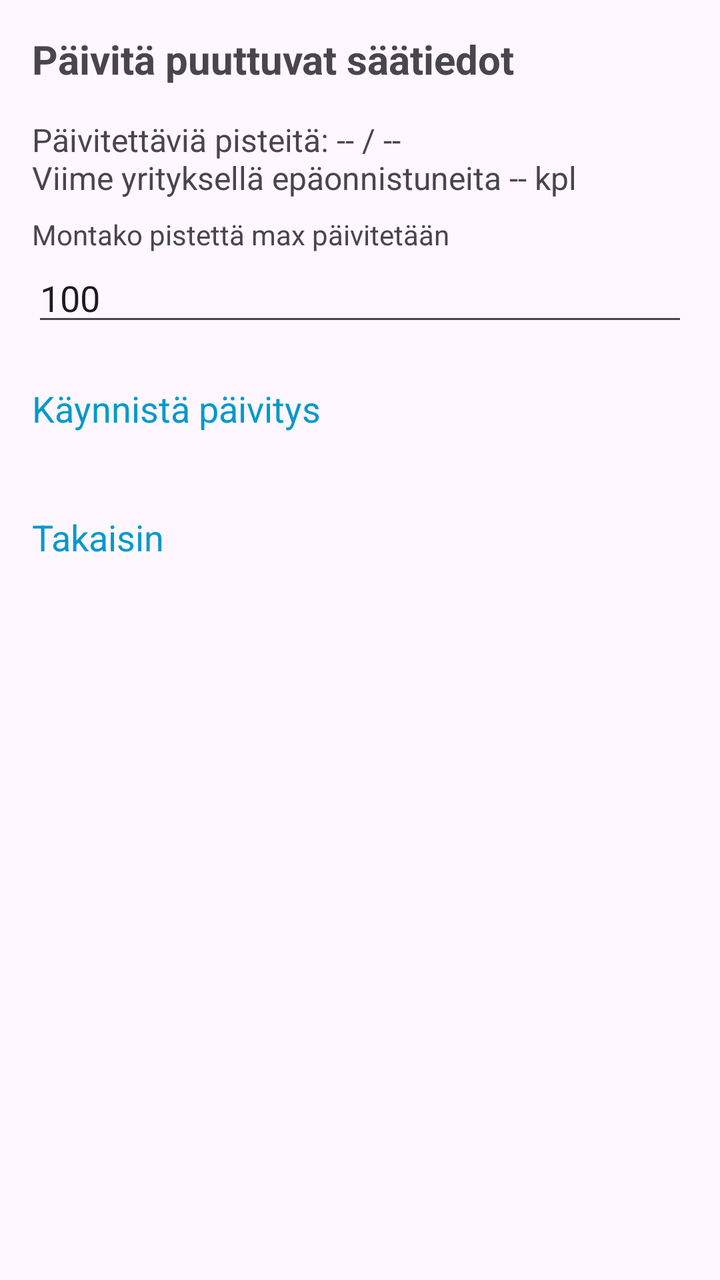
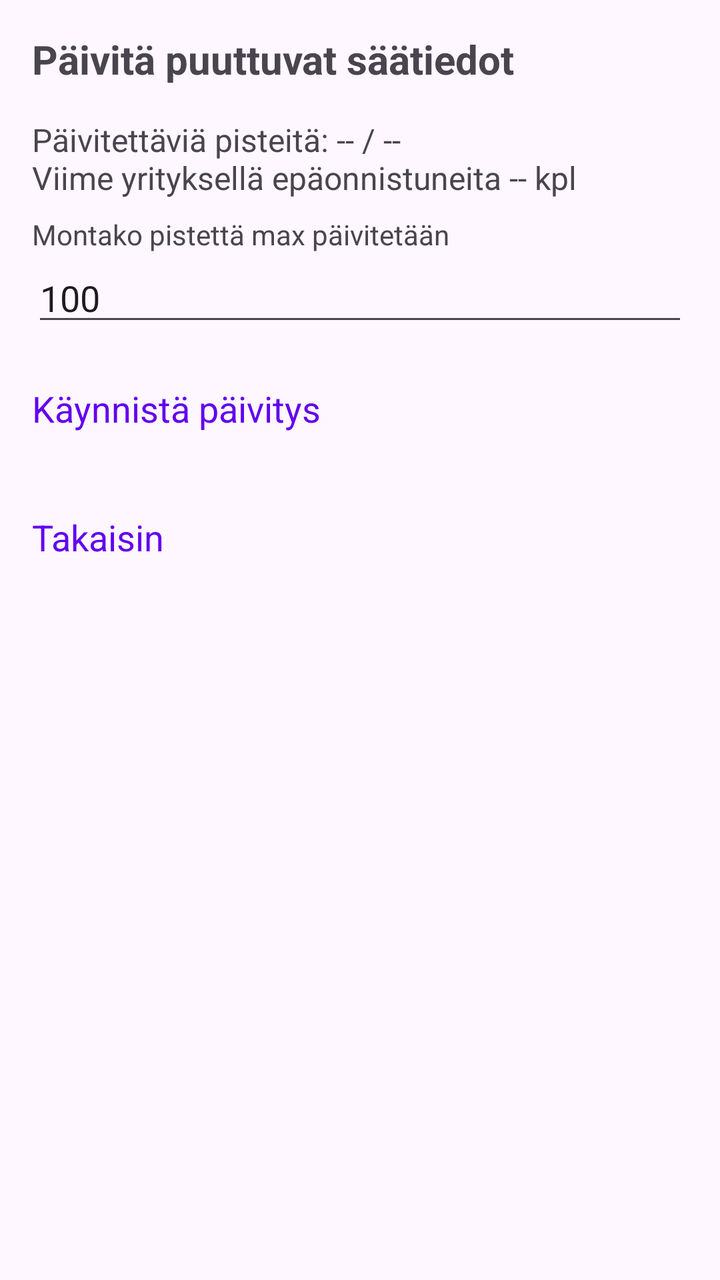

Compare the two renders of this Android layout. The source of the first and the diff that turns it into the second are given below.
<!-- AndroidManifest.xml: application theme Theme.KalaKartta -->
<!-- res/layout/activity_weather_update.xml -->
<?xml version="1.0" encoding="utf-8"?>
<ScrollView xmlns:android="http://schemas.android.com/apk/res/android"
    android:layout_width="match_parent"
    android:layout_height="match_parent"
    android:padding="16dp">

    <LinearLayout
        android:layout_width="match_parent"
        android:layout_height="wrap_content"
        android:orientation="vertical">

        <TextView
            android:id="@+id/titleText"
            android:layout_width="match_parent"
            android:layout_height="wrap_content"
            android:text="Päivitä puuttuvat säätiedot"
            android:textSize="20sp"
            android:textStyle="bold"
            android:layout_marginBottom="16dp" />

        <TextView
            android:id="@+id/pointsToUpdateText"
            android:layout_width="match_parent"
            android:layout_height="wrap_content"
            android:text="Päivitettäviä pisteitä: -- / --&#10;Viime yrityksellä epäonnistuneita -- kpl"
            android:textSize="16sp"
            android:layout_marginBottom="8dp" />

        <TextView
            android:layout_width="match_parent"
            android:layout_height="wrap_content"
            android:text="Montako pistettä max päivitetään"
            android:textSize="14sp" />

        <EditText
            android:id="@+id/maxCountEditText"
            android:layout_width="match_parent"
            android:layout_height="wrap_content"
            android:inputType="number"
            android:text="100"
            android:layout_marginBottom="16dp" />

    <TextView
        android:id="@+id/startButton"
        android:layout_width="match_parent"
        android:layout_height="wrap_content"
        android:text="Käynnistä päivitys"
        android:textSize="18sp"
        android:textColor="@android:color/holo_blue_dark"
        android:background="?attr/selectableItemBackground"
        android:clickable="true"
        android:focusable="true"
        android:paddingTop="8dp"
        android:paddingBottom="8dp"
        android:layout_marginBottom="16dp" />

        <LinearLayout
            android:id="@+id/progressLayout"
            android:layout_width="match_parent"
            android:layout_height="wrap_content"
            android:orientation="vertical"
            android:visibility="gone">

            <ProgressBar
                android:id="@+id/progressBar"
                style="?android:attr/progressBarStyleHorizontal"
                android:layout_width="match_parent"
                android:layout_height="wrap_content"
                android:max="100"
                android:progress="0" />

            <TextView
                android:id="@+id/statusText"
                android:layout_width="match_parent"
                android:layout_height="wrap_content"
                android:text="Päivitetään..."
                android:textSize="14sp"
                android:layout_marginTop="4dp" />

            <TextView
                android:id="@+id/statsText"
                android:layout_width="match_parent"
                android:layout_height="wrap_content"
                android:text=""
                android:textSize="14sp"
                android:layout_marginTop="4dp" />

        <TextView
            android:id="@+id/cancelButton"
            android:layout_width="wrap_content"
            android:layout_height="wrap_content"
            android:text="Peruuta"
            android:textSize="18sp"
            android:textColor="@android:color/holo_blue_dark"
            android:background="?attr/selectableItemBackground"
            android:clickable="true"
            android:focusable="true"
            android:paddingTop="8dp"
            android:paddingBottom="8dp"
            android:layout_gravity="center_horizontal"
            android:layout_marginTop="8dp" />
        </LinearLayout>

        <LinearLayout
            android:id="@+id/resultLayout"
            android:layout_width="match_parent"
            android:layout_height="wrap_content"
            android:orientation="vertical"
            android:visibility="gone"
            android:layout_marginTop="16dp">

            <TextView
                android:id="@+id/summaryText"
                android:layout_width="match_parent"
                android:layout_height="wrap_content"
                android:text="Päivitys valmis."
                android:textStyle="bold"
                android:textSize="16sp" />

            <TextView
                android:id="@+id/successCountText"
                android:layout_width="match_parent"
                android:layout_height="wrap_content"
                android:text="Onnistuneesti päivitetty: 0" />

            <TextView
                android:id="@+id/failureCountText"
                android:layout_width="match_parent"
                android:layout_height="wrap_content"
                android:text="Virheellisiä: 0" />

            <TextView
                android:id="@+id/errorLogButton"
                android:layout_width="match_parent"
                android:layout_height="wrap_content"
                android:text="Näytä virheloki"
                android:textSize="18sp"
                android:textColor="@android:color/holo_blue_dark"
                android:background="?attr/selectableItemBackground"
                android:clickable="true"
                android:focusable="true"
                android:paddingTop="8dp"
                android:paddingBottom="8dp"
                android:layout_marginTop="8dp"
                android:visibility="gone" />
        </LinearLayout>

        <TextView
            android:id="@+id/okButton"
            android:layout_width="match_parent"
            android:layout_height="wrap_content"
            android:text="OK"
            android:textSize="18sp"
            android:textColor="@android:color/holo_blue_dark"
            android:background="?attr/selectableItemBackground"
            android:clickable="true"
            android:focusable="true"
            android:paddingTop="8dp"
            android:paddingBottom="8dp"
            android:layout_marginTop="24dp"
            android:visibility="gone" />

        <TextView
            android:id="@+id/backButton"
            android:layout_width="match_parent"
            android:layout_height="wrap_content"
            android:text="Takaisin"
            android:textSize="18sp"
            android:textColor="@android:color/holo_blue_dark"
            android:background="?attr/selectableItemBackground"
            android:clickable="true"
            android:focusable="true"
            android:paddingTop="8dp"
            android:paddingBottom="8dp"
            android:layout_marginTop="8dp" />

    </LinearLayout>
</ScrollView>
<!-- resources referenced by this layout -->
<resources>
  <style name="Theme.KalaKartta" parent="Base.Theme.KalaKartta" />
  <style name="Base.Theme.KalaKartta" parent="Theme.Material3.DayNight.NoActionBar">
          
          <item name="colorPrimary">#6200EE</item>
          <item name="colorOnPrimary">#FFFFFF</item>
          <item name="editTextStyle">@style/Widget.AppCompat.EditText</item>
          <item name="android:spinnerStyle">@style/Widget.AppCompat.Spinner</item>
      </style>
</resources>

<!-- the commit's change to res/layout/activity_weather_update.xml (unified diff, before → after) -->
@@ -42,11 +42,10 @@
 
     <TextView
         android:id="@+id/startButton"
+        style="@style/TextAppearance.KalaKartta.ActionLink"
         android:layout_width="match_parent"
         android:layout_height="wrap_content"
         android:text="Käynnistä päivitys"
-        android:textSize="18sp"
-        android:textColor="@android:color/holo_blue_dark"
         android:background="?attr/selectableItemBackground"
         android:clickable="true"
         android:focusable="true"
@@ -87,11 +86,10 @@
 
         <TextView
             android:id="@+id/cancelButton"
+            style="@style/TextAppearance.KalaKartta.ActionLink"
             android:layout_width="wrap_content"
             android:layout_height="wrap_content"
             android:text="Peruuta"
-            android:textSize="18sp"
-            android:textColor="@android:color/holo_blue_dark"
             android:background="?attr/selectableItemBackground"
             android:clickable="true"
             android:focusable="true"
@@ -131,11 +129,10 @@
 
             <TextView
                 android:id="@+id/errorLogButton"
+                style="@style/TextAppearance.KalaKartta.ActionLink"
                 android:layout_width="match_parent"
                 android:layout_height="wrap_content"
                 android:text="Näytä virheloki"
-                android:textSize="18sp"
-                android:textColor="@android:color/holo_blue_dark"
                 android:background="?attr/selectableItemBackground"
                 android:clickable="true"
                 android:focusable="true"
@@ -147,11 +144,10 @@
 
         <TextView
             android:id="@+id/okButton"
+            style="@style/TextAppearance.KalaKartta.ActionLink"
             android:layout_width="match_parent"
             android:layout_height="wrap_content"
             android:text="OK"
-            android:textSize="18sp"
-            android:textColor="@android:color/holo_blue_dark"
             android:background="?attr/selectableItemBackground"
             android:clickable="true"
             android:focusable="true"
@@ -162,11 +158,10 @@
 
         <TextView
             android:id="@+id/backButton"
+            style="@style/TextAppearance.KalaKartta.ActionLink"
             android:layout_width="match_parent"
             android:layout_height="wrap_content"
             android:text="Takaisin"
-            android:textSize="18sp"
-            android:textColor="@android:color/holo_blue_dark"
             android:background="?attr/selectableItemBackground"
             android:clickable="true"
             android:focusable="true"
<!-- resource entries referenced after the edit -->
@@ -1,6 +1,13 @@
 <!-- resources referenced by this layout -->
 <resources>
+  <style name="TextAppearance.KalaKartta.ActionLink" parent="">
+          <item name="android:fontFamily">sans-serif</item>
+          <item name="android:textSize">18sp</item>
+          <item name="android:textColor">@color/link_color</item>
+          <item name="android:textStyle">normal</item>
+      </style>
   <style name="Theme.KalaKartta" parent="Base.Theme.KalaKartta" />
+  <color name="link_color">#6200EE</color>
   <style name="Base.Theme.KalaKartta" parent="Theme.Material3.DayNight.NoActionBar">
           
           <item name="colorPrimary">#6200EE</item>
